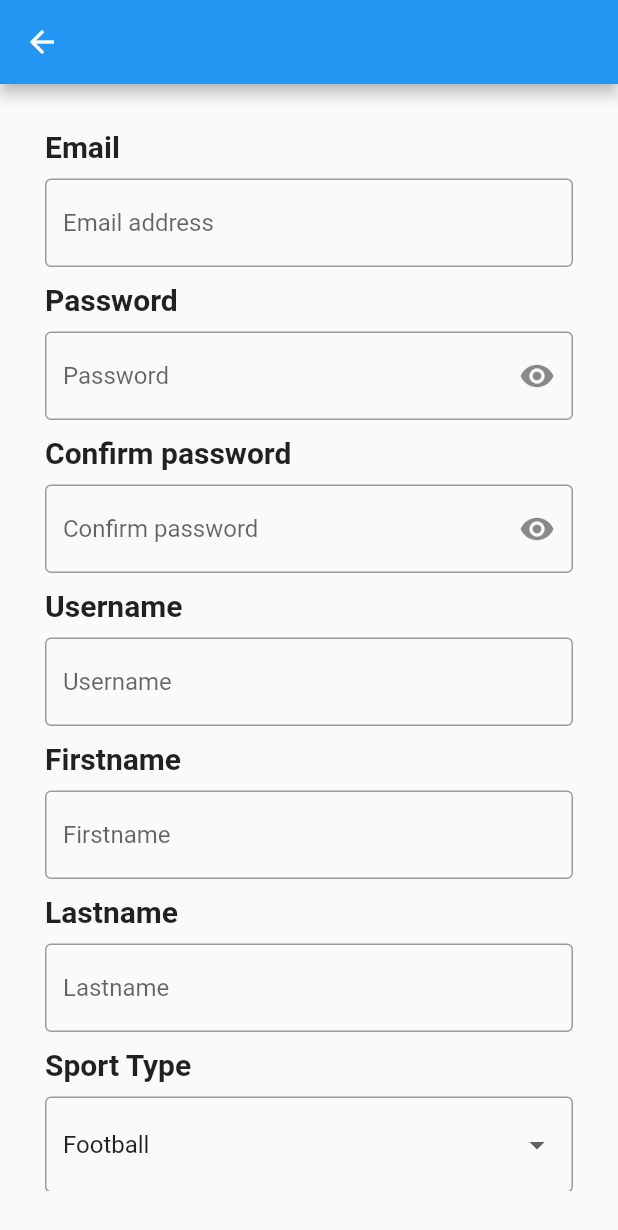
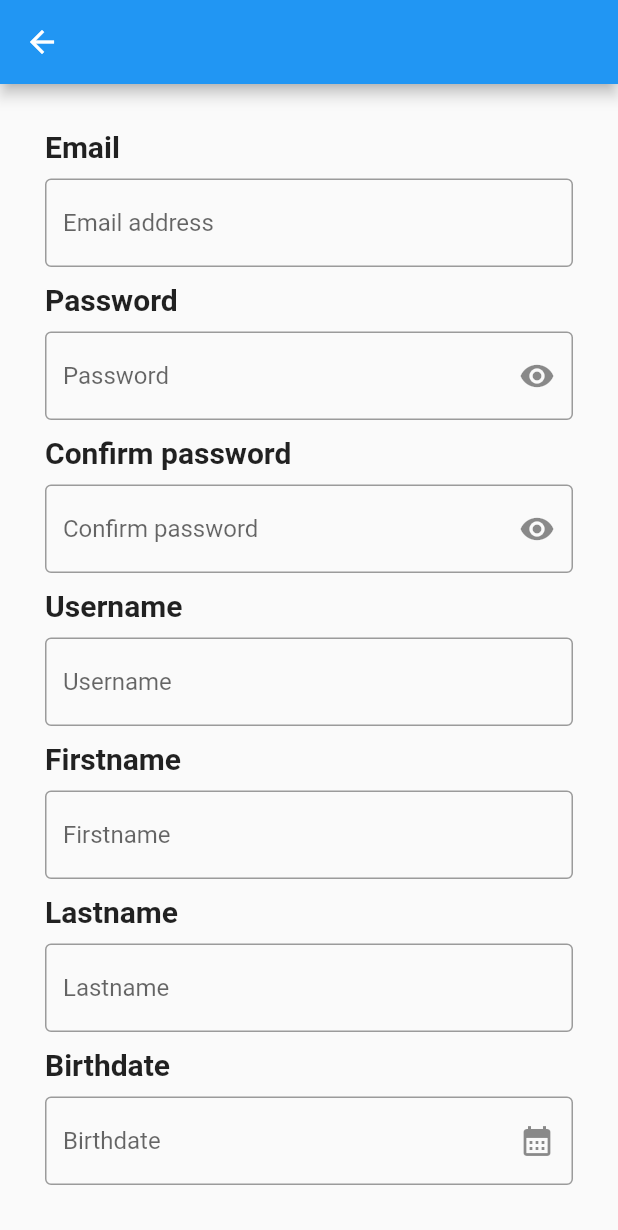
Before and after one commit to Punny2001/SeniorProject, a Flutter app: the Register screen opened directly, on a phone screen of 412 x 824 dp. Shown: the top 1230 px of the screen. Run offline on Flutter 3.47's test engine with Material 2 defaults, Android fonts, the light colour scheme and no system bars; drawn by our look-alikes of date_time_picker; our stand-ins replace cloud_firestore, firebase_auth, firebase_core; missing offline and left inert: crypt; accounts and stored records are empty.

Commit message:
Updated 22/5/2022
Updated data insertion field
- Date picking

```diff
--- a/seniorapp/lib/auth-component/login.dart
+++ b/seniorapp/lib/auth-component/login.dart
@@ -60,7 +60,6 @@ class _LoginState extends State<Login> {
                 child: const Text('OK'),
                 onPressed: () {
                   Navigator.of(context).pop();
-                  _emailController.clear();
                   _passwordController.clear();
                 },
               ),
--- a/seniorapp/lib/auth-component/register.dart
+++ b/seniorapp/lib/auth-component/register.dart
@@ -3,6 +3,7 @@ import 'package:flutter/material.dart';
 import 'package:firebase_auth/firebase_auth.dart';
 import 'package:seniorapp/auth-component/login.dart';
 import 'package:seniorapp/auth-component/userdata.dart';
+import 'package:date_time_picker/date_time_picker.dart';
 
 class Register extends StatefulWidget {
   @override
@@ -19,6 +20,7 @@ class _RegisterState extends State<Register> {
   String _selectedSport = 'Football';
   bool _passwordhide = true;
   bool _confirmPasswordhide = true;
+  DateTime _date;
 
   @override
   Widget build(BuildContext context) {
@@ -142,7 +144,7 @@ class _RegisterState extends State<Register> {
               Padding(
                 padding: EdgeInsets.only(bottom: 10),
               ),
-              TextField(
+              TextFormField(
                 controller: _firstnameController,
                 decoration: InputDecoration(
                   border: OutlineInputBorder(),
@@ -167,6 +169,35 @@ class _RegisterState extends State<Register> {
                   border: OutlineInputBorder(),
                   hintText: 'Lastname',
                 ),
+              ),
+              Padding(
+                padding: EdgeInsets.only(bottom: 10),
+              ),
+
+              /// BirthDate Picking
+              Text(
+                'Birthdate',
+                style: textCustom(),
+              ),
+              Padding(
+                padding: EdgeInsets.only(bottom: 10),
+              ),
+              DateTimePicker(
+                type: DateTimePickerType.date,
+                initialDate: DateTime.now(),
+                firstDate: DateTime(1900),
+                lastDate: DateTime.now(),
+                decoration: InputDecoration(
+                  border: OutlineInputBorder(),
+                  hintText: 'Birthdate',
+                  suffixIcon: Icon(Icons.calendar_month),
+                ),
+                onChanged: (value) {
+                  setState(() {
+                    _date = DateTime.parse(value);
+                  });
+                },
+                dateMask: 'MMMM d, yyyy',
               ),
               Padding(
                 padding: EdgeInsets.only(bottom: 10),
@@ -237,17 +268,18 @@ class _RegisterState extends State<Register> {
           _usernameController.text.isNotEmpty &
           _firstnameController.text.isNotEmpty &
           _lastnameController.text.isNotEmpty &
-          _selectedSport.isNotEmpty) {
+          _selectedSport.isNotEmpty &
+          _date.toString().isNotEmpty) {
         if (passwordConfirm()) {
           await FirebaseAuth.instance.createUserWithEmailAndPassword(
               email: _emailController.text.trim(),
               password: _passwordController.text.trim());
           userSetup(
-            _usernameController.text.trim(),
-            _firstnameController.text.trim(),
-            _lastnameController.text.trim(),
-            _selectedSport.trim(),
-          );
+              _usernameController.text.trim(),
+              _firstnameController.text.trim(),
+              _lastnameController.text.trim(),
+              _selectedSport.trim(),
+              _date);
           Navigator.of(context).pushAndRemoveUntil(
             MaterialPageRoute(builder: (context) => Login()),
             (Route<dynamic> route) => false,
--- a/seniorapp/lib/auth-component/userdata.dart
+++ b/seniorapp/lib/auth-component/userdata.dart
@@ -3,7 +3,7 @@ import 'package:firebase_auth/firebase_auth.dart';
 import 'package:crypt/crypt.dart';
 
 Future<void> userSetup(final String _username, final String _firstname,
-    final String _lastname, final String _sportType) {
+    final String _lastname, final String _sportType, final DateTime _date) {
   FirebaseAuth auth = FirebaseAuth.instance;
   final String _uid = auth.currentUser.uid.toString();
   final String _email = auth.currentUser.email.toString();
@@ -15,6 +15,7 @@ Future<void> userSetup(final String _username, final String _firstname,
       'username': _username,
       'firstname': _firstname,
       'lastname': _lastname,
+      'birthdate': _date,
       'sportType': _sportType
     },
   );
--- a/seniorapp/pubspec.yaml
+++ b/seniorapp/pubspec.yaml
@@ -38,6 +38,7 @@ dependencies:
   firebase_auth: ^3.3.18
   cloud_firestore: ^3.1.15
   crypt: ^4.2.1
+  date_time_picker: ^2.1.0
 
 dev_dependencies:
   flutter_test:
```
Also changed, not shown: seniorapp/pubspec.lock.
